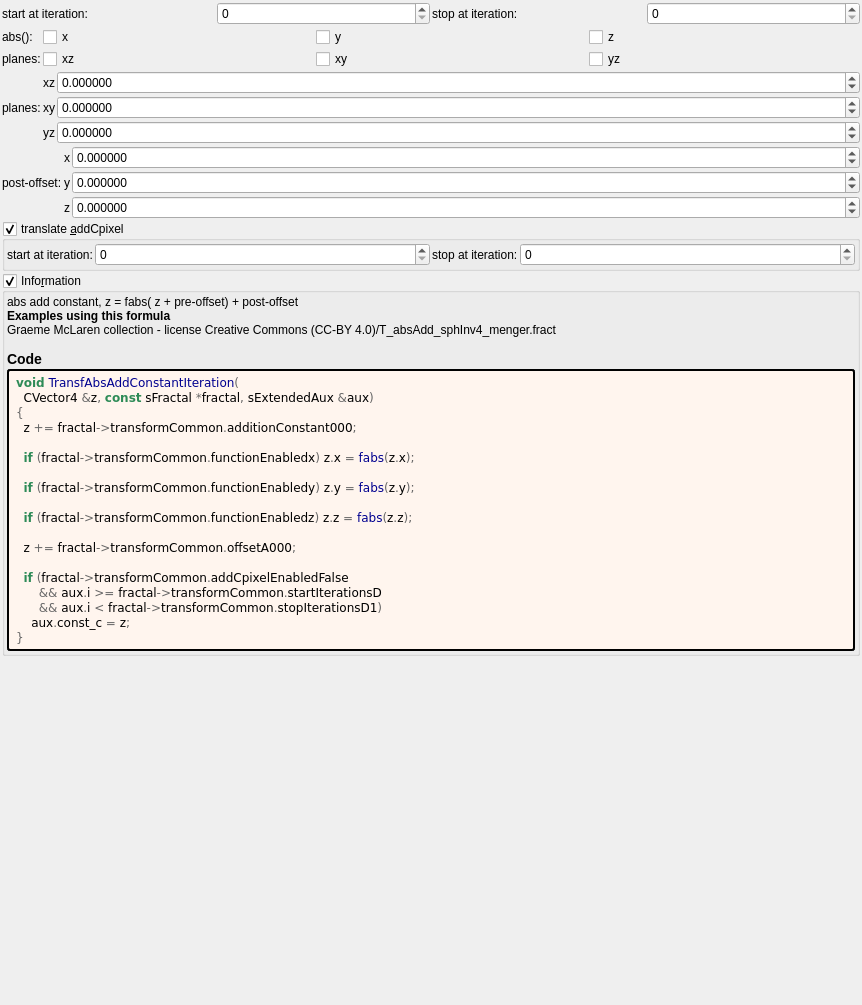
buddhi1980/mandelbulber2, file mandelbulber2/formula/ui/transf_abs_sym3.ui: the form before one commit.
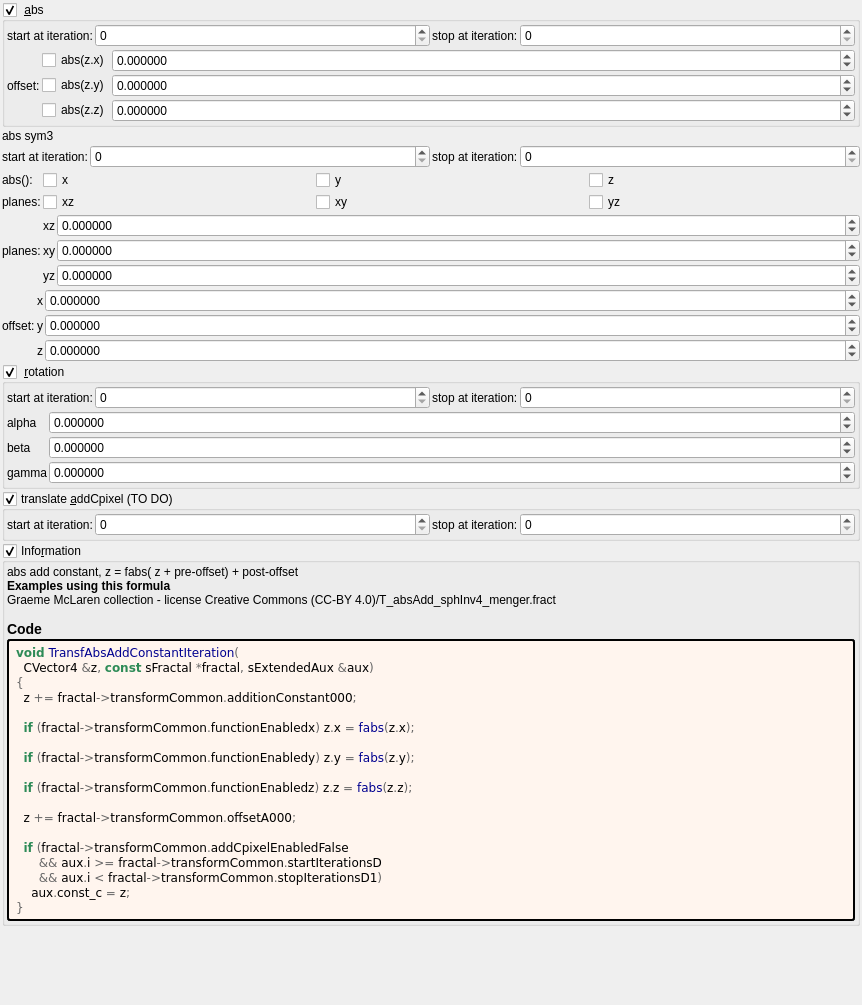
The form after the commit. Custom widgets are drawn as their Qt base class.

What changed in the file:
```diff
--- a/mandelbulber2/formula/ui/transf_abs_sym3.ui
+++ b/mandelbulber2/formula/ui/transf_abs_sym3.ui
@@ -30,11 +30,218 @@
     <number>2</number>
    </property>
    <item>
-    <layout class="QGridLayout" name="gridLayout_74">
-     <property name="spacing">
-      <number>2</number>
+    <widget class="MyGroupBox" name="groupCheck_transf_function_enabledA_false">
+     <property name="title">
+      <string> &amp;abs</string>
      </property>
-     <item row="0" column="1">
+     <property name="checkable">
+      <bool>true</bool>
+     </property>
+     <layout class="QVBoxLayout" name="verticalLayout_17" stretch="0,0">
+      <property name="spacing">
+       <number>2</number>
+      </property>
+      <property name="leftMargin">
+       <number>2</number>
+      </property>
+      <property name="topMargin">
+       <number>2</number>
+      </property>
+      <property name="rightMargin">
+       <number>2</number>
+      </property>
+      <property name="bottomMargin">
+       <number>2</number>
+      </property>
+      <item>
+       <layout class="QHBoxLayout" name="horizontalLayout_17" stretch="0,1,0,1">
+        <item>
+         <widget class="QLabel" name="label_98">
+          <property name="text">
+           <string>start at iteration:</string>
+          </property>
+         </widget>
+        </item>
+        <item>
+         <widget class="MySpinBox" name="spinboxInt_transf_start_iterations_A">
+          <property name="sizePolicy">
+           <sizepolicy hsizetype="Minimum" vsizetype="Maximum">
+            <horstretch>0</horstretch>
+            <verstretch>0</verstretch>
+           </sizepolicy>
+          </property>
+          <property name="minimum">
+           <number>0</number>
+          </property>
+          <property name="maximum">
+           <number>999</number>
+          </property>
+          <property name="value">
+           <number>0</number>
+          </property>
+         </widget>
+        </item>
+        <item>
+         <widget class="QLabel" name="label_70">
+          <property name="text">
+           <string>stop at iteration:</string>
+          </property>
+         </widget>
+        </item>
+        <item>
+         <widget class="MySpinBox" name="spinboxInt_transf_stop_iterations_A">
+          <property name="sizePolicy">
+           <sizepolicy hsizetype="Preferred" vsizetype="Maximum">
+            <horstretch>0</horstretch>
+            <verstretch>0</verstretch>
+           </sizepolicy>
+          </property>
+          <property name="maximum">
+           <number>999</number>
+          </property>
+         </widget>
+        </item>
+       </layout>
+      </item>
+      <item>
+       <layout class="QGridLayout" name="gridLayout_8" columnstretch="0,0,1">
+        <property name="spacing">
+         <number>2</number>
+        </property>
+        <item row="1" column="0">
+         <widget class="QLabel" name="label_259">
+          <property name="text">
+           <string>offset:</string>
+          </property>
+         </widget>
+        </item>
+        <item row="0" column="2">
+         <widget class="MyDoubleSpinBox" name="spinbox3_transf_offset_000_x">
+          <property name="sizePolicy">
+           <sizepolicy hsizetype="Minimum" vsizetype="Maximum">
+            <horstretch>0</horstretch>
+            <verstretch>0</verstretch>
+           </sizepolicy>
+          </property>
+          <property name="prefix">
+           <string/>
+          </property>
+          <property name="suffix">
+           <string/>
+          </property>
+          <property name="decimals">
+           <number>6</number>
+          </property>
+          <property name="minimum">
+           <double>-99.989999999999995</double>
+          </property>
+          <property name="maximum">
+           <double>99.989999999999995</double>
+          </property>
+          <property name="singleStep">
+           <double>0.100000000000000</double>
+          </property>
+         </widget>
+        </item>
+        <item row="1" column="2">
+         <widget class="MyDoubleSpinBox" name="spinbox3_transf_offset_000_y">
+          <property name="sizePolicy">
+           <sizepolicy hsizetype="Minimum" vsizetype="Maximum">
+            <horstretch>0</horstretch>
+            <verstretch>0</verstretch>
+           </sizepolicy>
+          </property>
+          <property name="prefix">
+           <string/>
+          </property>
+          <property name="suffix">
+           <string/>
+          </property>
+          <property name="decimals">
+           <number>6</number>
+          </property>
+          <property name="minimum">
+           <double>-99.989999999999995</double>
+          </property>
+          <property name="maximum">
+           <double>99.989999999999995</double>
+          </property>
+          <property name="singleStep">
+           <double>0.100000000000000</double>
+          </property>
+         </widget>
+        </item>
+        <item row="2" column="2">
+         <widget class="MyDoubleSpinBox" name="spinbox3_transf_offset_000_z">
+          <property name="sizePolicy">
+           <sizepolicy hsizetype="Minimum" vsizetype="Maximum">
+            <horstretch>0</horstretch>
+            <verstretch>0</verstretch>
+           </sizepolicy>
+          </property>
+          <property name="prefix">
+           <string/>
+          </property>
+          <property name="suffix">
+           <string/>
+          </property>
+          <property name="decimals">
+           <number>6</number>
+          </property>
+          <property name="minimum">
+           <double>-99.989999999999995</double>
+          </property>
+          <property name="maximum">
+           <double>99.989999999999995</double>
+          </property>
+          <property name="singleStep">
+           <double>0.100000000000000</double>
+          </property>
+         </widget>
+        </item>
+        <item row="0" column="1">
+         <widget class="MyCheckBox" name="checkBox_transf_function_enabledx">
+          <property name="text">
+           <string notr="true">abs(z.x)</string>
+          </property>
+         </widget>
+        </item>
+        <item row="1" column="1">
+         <widget class="MyCheckBox" name="checkBox_transf_function_enabledy">
+          <property name="text">
+           <string notr="true">abs(z.y)</string>
+          </property>
+         </widget>
+        </item>
+        <item row="2" column="1">
+         <widget class="MyCheckBox" name="checkBox_transf_function_enabledz">
+          <property name="text">
+           <string notr="true">abs(z.z)</string>
+          </property>
+         </widget>
+        </item>
+       </layout>
+      </item>
+     </layout>
+    </widget>
+   </item>
+   <item>
+    <widget class="QLabel" name="label_26">
+     <property name="text">
+      <string>abs sym3</string>
+     </property>
+    </widget>
+   </item>
+   <item>
+    <layout class="QHBoxLayout" name="horizontalLayout_16" stretch="0,1,0,1">
+     <item>
+      <widget class="QLabel" name="label_97">
+       <property name="text">
+        <string>start at iteration:</string>
+       </property>
+      </widget>
+     </item>
+     <item>
       <widget class="MySpinBox" name="spinboxInt_transf_start_iterations_K">
        <property name="sizePolicy">
         <sizepolicy hsizetype="Minimum" vsizetype="Maximum">
@@ -42,22 +249,28 @@
          <verstretch>0</verstretch>
         </sizepolicy>
        </property>
+       <property name="minimum">
+        <number>0</number>
+       </property>
        <property name="maximum">
         <number>999</number>
        </property>
+       <property name="value">
+        <number>0</number>
+       </property>
       </widget>
      </item>
-     <item row="0" column="2">
-      <widget class="QLabel" name="label_274">
+     <item>
+      <widget class="QLabel" name="label_69">
        <property name="text">
         <string>stop at iteration:</string>
        </property>
       </widget>
      </item>
-     <item row="0" column="3">
+     <item>
       <widget class="MySpinBox" name="spinboxInt_transf_stop_iterations_K">
        <property name="sizePolicy">
-        <sizepolicy hsizetype="Minimum" vsizetype="Maximum">
+        <sizepolicy hsizetype="Preferred" vsizetype="Maximum">
          <horstretch>0</horstretch>
          <verstretch>0</verstretch>
         </sizepolicy>
@@ -67,13 +280,6 @@
        </property>
       </widget>
      </item>
-     <item row="0" column="0">
-      <widget class="QLabel" name="label_273">
-       <property name="text">
-        <string>start at iteration:</string>
-       </property>
-      </widget>
-     </item>
     </layout>
    </item>
    <item>
@@ -409,7 +615,7 @@
      <item row="1" column="0">
       <widget class="QLabel" name="label_261">
        <property name="text">
-        <string>post-offset:</string>
+        <string>offset:</string>
        </property>
       </widget>
      </item>
@@ -431,10 +637,199 @@
      </item>
     </layout>
    </item>
+   <item>
+    <widget class="MyGroupBox" name="groupCheck_transf_function_enabledR_false">
+     <property name="title">
+      <string> &amp;rotation</string>
+     </property>
+     <property name="checkable">
+      <bool>true</bool>
+     </property>
+     <layout class="QVBoxLayout" name="verticalLayout_16" stretch="0,0">
+      <property name="spacing">
+       <number>2</number>
+      </property>
+      <property name="leftMargin">
+       <number>2</number>
+      </property>
+      <property name="topMargin">
+       <number>2</number>
+      </property>
+      <property name="rightMargin">
+       <number>2</number>
+      </property>
+      <property name="bottomMargin">
+       <number>2</number>
+      </property>
+      <item>
+       <layout class="QHBoxLayout" name="horizontalLayout_15" stretch="0,1,0,1">
+        <item>
+         <widget class="QLabel" name="label_96">
+          <property name="text">
+           <string>start at iteration:</string>
+          </property>
+         </widget>
+        </item>
+        <item>
+         <widget class="MySpinBox" name="spinboxInt_transf_start_iterations_R">
+          <property name="sizePolicy">
+           <sizepolicy hsizetype="Minimum" vsizetype="Maximum">
+            <horstretch>0</horstretch>
+            <verstretch>0</verstretch>
+           </sizepolicy>
+          </property>
+          <property name="minimum">
+           <number>0</number>
+          </property>
+          <property name="maximum">
+           <number>999</number>
+          </property>
+          <property name="value">
+           <number>0</number>
+          </property>
+         </widget>
+        </item>
+        <item>
+         <widget class="QLabel" name="label_68">
+          <property name="text">
+           <string>stop at iteration:</string>
+          </property>
+         </widget>
+        </item>
+        <item>
+         <widget class="MySpinBox" name="spinboxInt_transf_stop_iterations_R">
+          <property name="sizePolicy">
+           <sizepolicy hsizetype="Preferred" vsizetype="Maximum">
+            <horstretch>0</horstretch>
+            <verstretch>0</verstretch>
+           </sizepolicy>
+          </property>
+          <property name="maximum">
+           <number>999</number>
+          </property>
+         </widget>
+        </item>
+       </layout>
+      </item>
+      <item>
+       <layout class="QGridLayout" name="gridLayout_2" columnstretch="0,1">
+        <property name="spacing">
+         <number>2</number>
+        </property>
+        <item row="1" column="0">
+         <widget class="QLabel" name="label_14">
+          <property name="text">
+           <string notr="true">beta</string>
+          </property>
+         </widget>
+        </item>
+        <item row="0" column="1">
+         <widget class="MyDoubleSpinBox" name="spinboxd3_transf_rotation_x">
+          <property name="sizePolicy">
+           <sizepolicy hsizetype="Minimum" vsizetype="Maximum">
+            <horstretch>0</horstretch>
+            <verstretch>0</verstretch>
+           </sizepolicy>
+          </property>
+          <property name="prefix">
+           <string/>
+          </property>
+          <property name="suffix">
+           <string/>
+          </property>
+          <property name="decimals">
+           <number>6</number>
+          </property>
+          <property name="minimum">
+           <double>-36000.000000000000000</double>
+          </property>
+          <property name="maximum">
+           <double>36000.000000000000000</double>
+          </property>
+          <property name="singleStep">
+           <double>1.000000000000000</double>
+          </property>
+         </widget>
+        </item>
+        <item row="1" column="1">
+         <widget class="MyDoubleSpinBox" name="spinboxd3_transf_rotation_y">
+          <property name="sizePolicy">
+           <sizepolicy hsizetype="Minimum" vsizetype="Maximum">
+            <horstretch>0</horstretch>
+            <verstretch>0</verstretch>
+           </sizepolicy>
+          </property>
+          <property name="prefix">
+           <string/>
+          </property>
+          <property name="suffix">
+           <string/>
+          </property>
+          <property name="decimals">
+           <number>6</number>
+          </property>
+          <property name="minimum">
+           <double>-36000.000000000000000</double>
+          </property>
+          <property name="maximum">
+           <double>36000.000000000000000</double>
+          </property>
+          <property name="singleStep">
+           <double>1.000000000000000</double>
+          </property>
+         </widget>
+        </item>
+        <item row="0" column="0">
+         <widget class="QLabel" name="label_13">
+          <property name="text">
+           <string notr="true">alpha</string>
+          </property>
+         </widget>
+        </item>
+        <item row="2" column="0">
+         <widget class="QLabel" name="label_15">
+          <property name="text">
+           <string notr="true">gamma</string>
+          </property>
+         </widget>
+        </item>
+        <item row="2" column="1">
+         <widget class="MyDoubleSpinBox" name="spinboxd3_transf_rotation_z">
+          <property name="sizePolicy">
+           <sizepolicy hsizetype="Minimum" vsizetype="Maximum">
+            <horstretch>0</horstretch>
+            <verstretch>0</verstretch>
+           </sizepolicy>
+          </property>
+          <property name="prefix">
+           <string/>
+          </property>
+          <property name="suffix">
+           <string/>
+          </property>
+          <property name="decimals">
+           <number>6</number>
+          </property>
+          <property name="minimum">
+           <double>-36000.000000000000000</double>
+          </property>
+          <property name="maximum">
+           <double>36000.000000000000000</double>
+          </property>
+          <property name="singleStep">
+           <double>1.000000000000000</double>
+          </property>
+         </widget>
+        </item>
+       </layout>
+      </item>
+     </layout>
+    </widget>
+   </item>
    <item>
     <widget class="MyGroupBox" name="groupCheck_transf_addCpixel_enabled_false">
      <property name="title">
-      <string>translate &amp;addCpixel</string>
+      <string>translate &amp;addCpixel (TO DO)</string>
      </property>
      <property name="checkable">
       <bool>true</bool>
```
